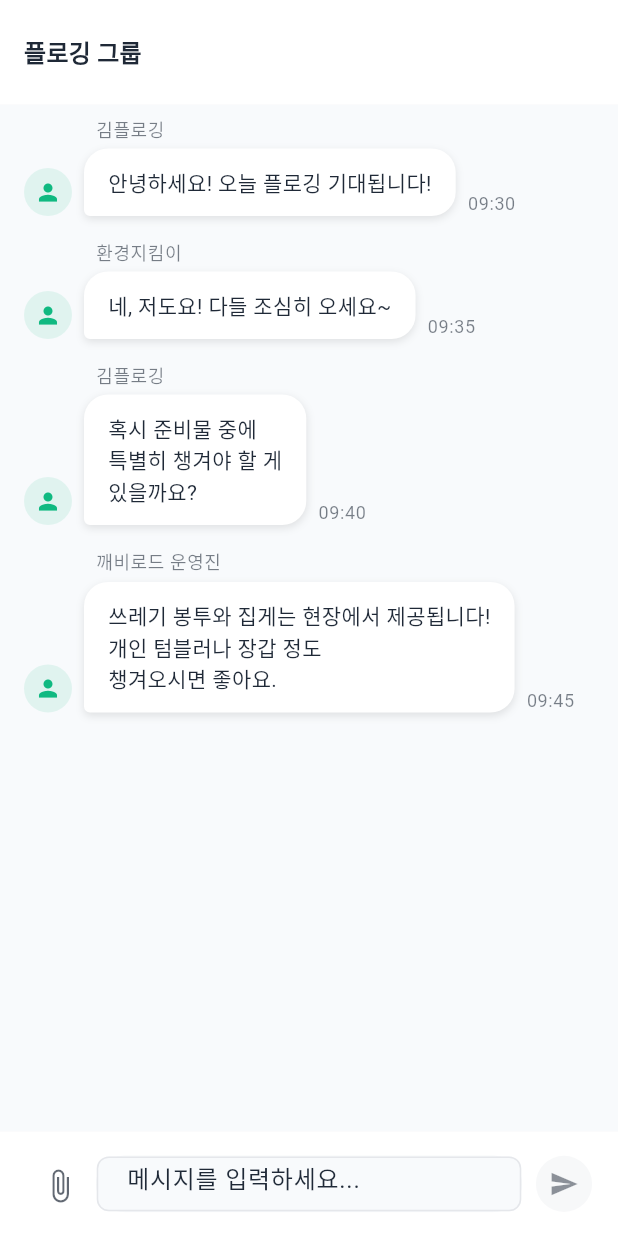
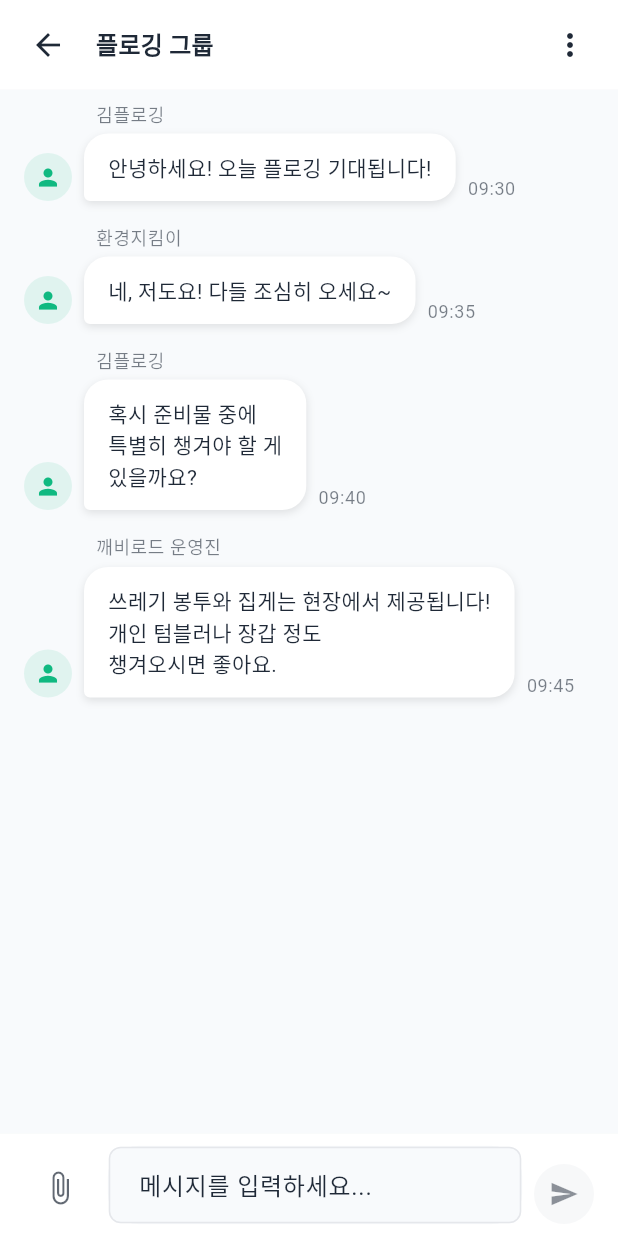
Before and after one commit to Dormitory-community/flutter, a Flutter app: the ChatRoomsScreen screen opened by its route, after a tap on "플로깅 그룹", on a phone screen of 412 x 824 dp. Run offline on Flutter 3.47's test engine with Material 3 defaults, Android fonts, the phone set to English and light mode, and no system bars; our stand-ins replace cached_network_image, flutter_riverpod, go_router, image_picker, share_plus, shared_preferences and 2 more; missing offline and left inert: kakao_flutter_sdk; accounts and stored records are empty; network calls fail; Roboto replaces fonts that are missing (Pretendard); statements that could not run were skipped.

Commit message:
refactor: 상단 헤더 ui 개선

```diff
--- a/lib/features/chats/screens/chat_message_screen.dart
+++ b/lib/features/chats/screens/chat_message_screen.dart
@@ -2,6 +2,7 @@ import 'dart:io';
 import 'package:flutter/material.dart';
 import 'package:flutter_riverpod/flutter_riverpod.dart';
 import 'package:image_picker/image_picker.dart';
+import 'package:go_router/go_router.dart';
 
 import '../../../core/models/chat_room_model.dart';
 import '../../../core/providers/chat_provider.dart';
@@ -24,10 +25,6 @@ class _ChatMessageScreenState extends ConsumerState<ChatMessageScreen> {
   final ImagePicker _imagePicker = ImagePicker();
 
   List<XFile> _selectedImages = [];
-
-  static const double _headerHeight = 70;
-  static const double _inputHeight = 70;
-  static const double _imagePreviewHeight = 80;
 
   @override
   void initState() {
@@ -52,7 +49,8 @@ class _ChatMessageScreenState extends ConsumerState<ChatMessageScreen> {
 
     return Scaffold(
       backgroundColor: Theme.of(context).colorScheme.background,
-      body: chatRoomsState.when(
+      body: SafeArea(
+        child: chatRoomsState.when(
           loading: () => const Center(child: CircularProgressIndicator()),
           error: (error, stackTrace) =>
               Center(child: Text('채팅방 정보를 불러올 수 없습니다: $error')),
@@ -68,12 +66,13 @@ class _ChatMessageScreenState extends ConsumerState<ChatMessageScreen> {
               ),
             );
 
-          return Stack(
+            return Column(
               children: [
+                // 헤더
+                _buildHeader(context, chatRoom.name),
+
                 // 메시지 리스트
-              Positioned.fill(
-                top: _headerHeight,
-                bottom: _inputHeight + (_selectedImages.isNotEmpty ? _imagePreviewHeight : 0),
+                Expanded(
                   child: messagesState.when(
                     loading: () => const Center(child: CircularProgressIndicator()),
                     error: (error, stackTrace) =>
@@ -93,15 +92,23 @@ class _ChatMessageScreenState extends ConsumerState<ChatMessageScreen> {
                   ),
                 ),
 
-              // 헤더
-              Positioned(
-                top: 0,
-                left: 0,
-                right: 0,
-                height: _headerHeight,
-                child: Container(
-                  padding: const EdgeInsets.symmetric(horizontal: 16),
-                  alignment: Alignment.centerLeft,
+                // 이미지 미리보기
+                if (_selectedImages.isNotEmpty) _buildImagePreview(),
+
+                // 메시지 입력창
+                _buildMessageInput(),
+              ],
+            );
+          },
+        ),
+      ),
+    );
+  }
+
+  Widget _buildHeader(BuildContext context, String roomName) {
+    return Container(
+      height: 60,
+      padding: const EdgeInsets.symmetric(horizontal: 8, vertical: 8),
       decoration: BoxDecoration(
         color: Theme.of(context).colorScheme.surface,
         border: Border(
@@ -111,40 +118,46 @@ class _ChatMessageScreenState extends ConsumerState<ChatMessageScreen> {
           ),
         ),
       ),
-                  child: Text(
-                    chatRoom.name,
-                    style: Theme.of(context).textTheme.titleMedium,
+      child: Row(
+        children: [
+          IconButton(
+            icon: const Icon(Icons.arrow_back),
+            onPressed: () => context.pop(),
+            padding: const EdgeInsets.all(8),
+            constraints: const BoxConstraints(
+              minWidth: 40,
+              minHeight: 40,
             ),
           ),
+          const SizedBox(width: 8),
+          Expanded(
+            child: Text(
+              roomName,
+              style: Theme.of(context).textTheme.titleMedium?.copyWith(
+                fontWeight: FontWeight.w600,
               ),
-
-              // 이미지 미리보기
-              if (_selectedImages.isNotEmpty)
-                Positioned(
-                  left: 0,
-                  right: 0,
-                  bottom: _inputHeight,
-                  height: _imagePreviewHeight,
-                  child: _buildImagePreview(),
+              overflow: TextOverflow.ellipsis,
             ),
-
-              // 메시지 입력창
-              Positioned(
-                left: 0,
-                right: 0,
-                bottom: 0,
-                height: _inputHeight,
-                child: _buildMessageInput(),
+          ),
+          IconButton(
+            icon: const Icon(Icons.more_vert),
+            onPressed: () {
+              // 메뉴 기능 추가
+            },
+            padding: const EdgeInsets.all(8),
+            constraints: const BoxConstraints(
+              minWidth: 40,
+              minHeight: 40,
+            ),
           ),
         ],
-          );
-        },
       ),
     );
   }
 
   Widget _buildImagePreview() {
     return Container(
+      height: 80,
       padding: const EdgeInsets.symmetric(horizontal: 16, vertical: 8),
       color: Theme.of(context).colorScheme.surface,
       child: ListView.builder(
@@ -160,14 +173,14 @@ class _ChatMessageScreenState extends ConsumerState<ChatMessageScreen> {
                   borderRadius: BorderRadius.circular(8),
                   child: Image.file(
                     File(image.path),
-                    width: 80,
-                    height: 80,
+                    width: 64,
+                    height: 64,
                     fit: BoxFit.cover,
                   ),
                 ),
                 Positioned(
-                  top: 4,
-                  right: 4,
+                  top: 2,
+                  right: 2,
                   child: GestureDetector(
                     onTap: () => _removeImage(index),
                     child: Container(
@@ -180,7 +193,7 @@ class _ChatMessageScreenState extends ConsumerState<ChatMessageScreen> {
                       child: const Icon(
                         Icons.close,
                         color: Colors.white,
-                        size: 14,
+                        size: 12,
                       ),
                     ),
                   ),
@@ -195,7 +208,12 @@ class _ChatMessageScreenState extends ConsumerState<ChatMessageScreen> {
 
   Widget _buildMessageInput() {
     return Container(
-      padding: const EdgeInsets.all(16),
+      padding: EdgeInsets.only(
+        left: 16,
+        right: 16,
+        top: 8,
+        bottom: MediaQuery.of(context).padding.bottom + 8,
+      ),
       decoration: BoxDecoration(
         color: Theme.of(context).colorScheme.surface,
         border: Border(
@@ -206,6 +224,7 @@ class _ChatMessageScreenState extends ConsumerState<ChatMessageScreen> {
         ),
       ),
       child: Row(
+        crossAxisAlignment: CrossAxisAlignment.end,
         children: [
           IconButton(
             icon: Icon(
@@ -213,10 +232,16 @@ class _ChatMessageScreenState extends ConsumerState<ChatMessageScreen> {
               color: Theme.of(context).colorScheme.onSurface.withOpacity(0.7),
             ),
             onPressed: _pickImages,
+            padding: const EdgeInsets.all(8),
+            constraints: const BoxConstraints(
+              minWidth: 40,
+              minHeight: 40,
             ),
+          ),
+          const SizedBox(width: 8),
           Expanded(
             child: Container(
-              constraints: const BoxConstraints(maxHeight: 100),
+              constraints: const BoxConstraints(maxHeight: 120),
               decoration: BoxDecoration(
                 color: Theme.of(context).colorScheme.background,
                 borderRadius: BorderRadius.circular(20),
@@ -272,7 +297,7 @@ class _ChatMessageScreenState extends ConsumerState<ChatMessageScreen> {
   Future<void> _pickImages() async {
     try {
       final images = await _imagePicker.pickMultiImage();
-      if (images != null && images.isNotEmpty) {
+      if (images.isNotEmpty) {
         setState(() {
           _selectedImages.addAll(images);
         });
--- a/lib/features/chats/screens/chat_room_screen.dart
+++ b/lib/features/chats/screens/chat_room_screen.dart
@@ -22,29 +22,41 @@ class _ChatRoomsScreenState extends ConsumerState<ChatRoomsScreen> {
 
     return Scaffold(
       backgroundColor: Theme.of(context).colorScheme.background,
-      body: Column(
+      body: SafeArea(
+        child: Column(
           children: [
-          const SizedBox(
-            height: 60, // 헤더 높이 고정
-            child: ChatRoomsHeader(),
-          ),          Expanded(
+            const ChatRoomsHeader(),
+            Expanded(
               child: chatRoomsState.when(
                 loading: () => const Center(
                   child: CircularProgressIndicator(),
                 ),
                 error: (error, stackTrace) => Center(
+                  child: Padding(
+                    padding: const EdgeInsets.all(16),
                     child: Column(
                       mainAxisAlignment: MainAxisAlignment.center,
                       children: [
+                        Icon(
+                          Icons.error_outline,
+                          size: 48,
+                          color: Theme.of(context).colorScheme.error,
+                        ),
+                        const SizedBox(height: 16),
                         Text(
                           '채팅방을 불러올 수 없습니다',
                           style: Theme.of(context).textTheme.titleMedium,
+                          textAlign: TextAlign.center,
                         ),
                         const SizedBox(height: 8),
                         Text(
                           error.toString(),
-                      style: Theme.of(context).textTheme.bodySmall,
+                          style: Theme.of(context).textTheme.bodySmall?.copyWith(
+                            color: Theme.of(context).colorScheme.onSurface.withOpacity(0.6),
+                          ),
                           textAlign: TextAlign.center,
+                          maxLines: 3,
+                          overflow: TextOverflow.ellipsis,
                         ),
                         const SizedBox(height: 16),
                         ElevatedButton(
@@ -52,6 +64,7 @@ class _ChatRoomsScreenState extends ConsumerState<ChatRoomsScreen> {
                           child: const Text('다시 시도'),
                         ),
                       ],
+                    ),
                   ),
                 ),
                 data: (chatRooms) => RefreshIndicator(
@@ -73,11 +86,14 @@ class _ChatRoomsScreenState extends ConsumerState<ChatRoomsScreen> {
             ),
           ],
         ),
+      ),
     );
   }
 
   Widget _buildEmptyState() {
     return Center(
+      child: Padding(
+        padding: const EdgeInsets.all(16),
         child: Column(
           mainAxisAlignment: MainAxisAlignment.center,
           children: [
@@ -92,6 +108,7 @@ class _ChatRoomsScreenState extends ConsumerState<ChatRoomsScreen> {
               style: Theme.of(context).textTheme.titleMedium?.copyWith(
                 color: Theme.of(context).colorScheme.onSurface.withOpacity(0.6),
               ),
+              textAlign: TextAlign.center,
             ),
             const SizedBox(height: 8),
             Text(
@@ -99,8 +116,10 @@ class _ChatRoomsScreenState extends ConsumerState<ChatRoomsScreen> {
               style: Theme.of(context).textTheme.bodyMedium?.copyWith(
                 color: Theme.of(context).colorScheme.onSurface.withOpacity(0.5),
               ),
+              textAlign: TextAlign.center,
             ),
           ],
+        ),
       ),
     );
   }
@@ -124,7 +143,7 @@ class _ChatRoomTile extends StatelessWidget {
     return InkWell(
       onTap: onTap,
       child: Container(
-        padding: const EdgeInsets.symmetric(horizontal: 16, vertical: 12),
+        padding: const EdgeInsets.symmetric(horizontal: 16, vertical: 16),
         decoration: BoxDecoration(
           border: Border(
             bottom: BorderSide(
@@ -159,6 +178,8 @@ class _ChatRoomTile extends StatelessWidget {
                           overflow: TextOverflow.ellipsis,
                         ),
                       ),
+
+                      const SizedBox(width: 8),
 
                       // Time
                       Text(
--- a/lib/features/chats/widgets/chat_room_header.dart
+++ b/lib/features/chats/widgets/chat_room_header.dart
@@ -49,16 +49,15 @@ class _ChatRoomsHeaderState extends State<ChatRoomsHeader>
 
   @override
   Widget build(BuildContext context) {
-    return Stack(
+    return SizedBox(
+      height: 60,
+      child: Stack(
         children: [
           // Header
           Container(
-          padding: EdgeInsets.only(
-            top: MediaQuery.of(context).padding.top,
-            left: 16,
-            right: 16,
-            bottom: 8,
-          ),
+            width: double.infinity,
+            height: 60,
+            padding: const EdgeInsets.symmetric(horizontal: 16, vertical: 8),
             decoration: BoxDecoration(
               color: Theme.of(context).colorScheme.surface,
               border: Border(
@@ -68,7 +67,6 @@ class _ChatRoomsHeaderState extends State<ChatRoomsHeader>
                 ),
               ),
             ),
-          child: SafeArea(
             child: Row(
               mainAxisAlignment: MainAxisAlignment.spaceBetween,
               children: [
@@ -81,22 +79,27 @@ class _ChatRoomsHeaderState extends State<ChatRoomsHeader>
                 IconButton(
                   icon: Icon(
                     Icons.settings,
-                    color: Theme.of(context).colorScheme.onSurface.withOpacity(0.7),
+                    color: Theme.of(context).colorScheme.onSurface,
                   ),
                   onPressed: _toggleDrawer,
+                  padding: const EdgeInsets.all(8),
+                  constraints: const BoxConstraints(
+                    minWidth: 40,
+                    minHeight: 40,
+                  ),
                 ),
               ],
-            ),
             ),
           ),
 
           // Overlay
           if (_isDrawerOpen)
-          GestureDetector(
+            Positioned.fill(
+              child: GestureDetector(
                 onTap: _toggleDrawer,
                 child: Container(
                   color: Colors.black.withOpacity(0.5),
-              child: const SizedBox.expand(),
+                ),
               ),
             ),
 
@@ -110,7 +113,7 @@ class _ChatRoomsHeaderState extends State<ChatRoomsHeader>
                   alignment: Alignment.centerRight,
                   child: Container(
                     width: MediaQuery.of(context).size.width * 0.8,
-                  height: double.infinity,
+                    height: MediaQuery.of(context).size.height,
                     decoration: BoxDecoration(
                       color: Theme.of(context).colorScheme.surface,
                       borderRadius: const BorderRadius.only(
@@ -125,6 +128,7 @@ class _ChatRoomsHeaderState extends State<ChatRoomsHeader>
                         ),
                       ],
                     ),
+                    child: SafeArea(
                       child: Column(
                         children: [
                           // Handle
@@ -146,13 +150,18 @@ class _ChatRoomsHeaderState extends State<ChatRoomsHeader>
                                 IconButton(
                                   icon: const Icon(Icons.arrow_back),
                                   onPressed: _toggleDrawer,
+                                  padding: const EdgeInsets.all(8),
+                                  constraints: const BoxConstraints(
+                                    minWidth: 40,
+                                    minHeight: 40,
+                                  ),
                                 ),
                                 Expanded(
                                   child: Text(
                                     '설정',
                                     textAlign: TextAlign.center,
                                     style: Theme.of(context).textTheme.titleLarge?.copyWith(
-                                  fontWeight: FontWeight.w700,
+                                      fontWeight: FontWeight.w600,
                                     ),
                                   ),
                                 ),
@@ -178,7 +187,7 @@ class _ChatRoomsHeaderState extends State<ChatRoomsHeader>
                                     child: Text(
                                       '쪽지',
                                       style: Theme.of(context).textTheme.headlineSmall?.copyWith(
-                                    fontWeight: FontWeight.w700,
+                                        fontWeight: FontWeight.w600,
                                       ),
                                     ),
                                   ),
@@ -211,6 +220,8 @@ class _ChatRoomsHeaderState extends State<ChatRoomsHeader>
                                       color: Theme.of(context).colorScheme.onSurface.withOpacity(0.6),
                                     ),
                                   ),
+
+                                  const Spacer(),
                                 ],
                               ),
                             ),
@@ -219,10 +230,12 @@ class _ChatRoomsHeaderState extends State<ChatRoomsHeader>
                       ),
                     ),
                   ),
+                ),
               );
             },
           ),
         ],
+      ),
     );
   }
 }
```
Lines whose indentation alone changed are shown as unchanged.
